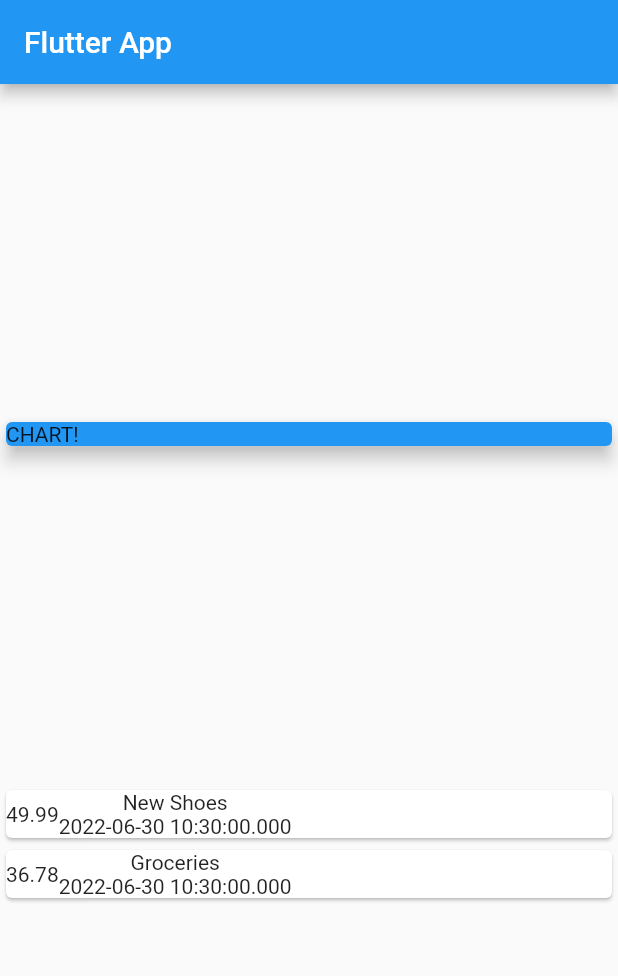
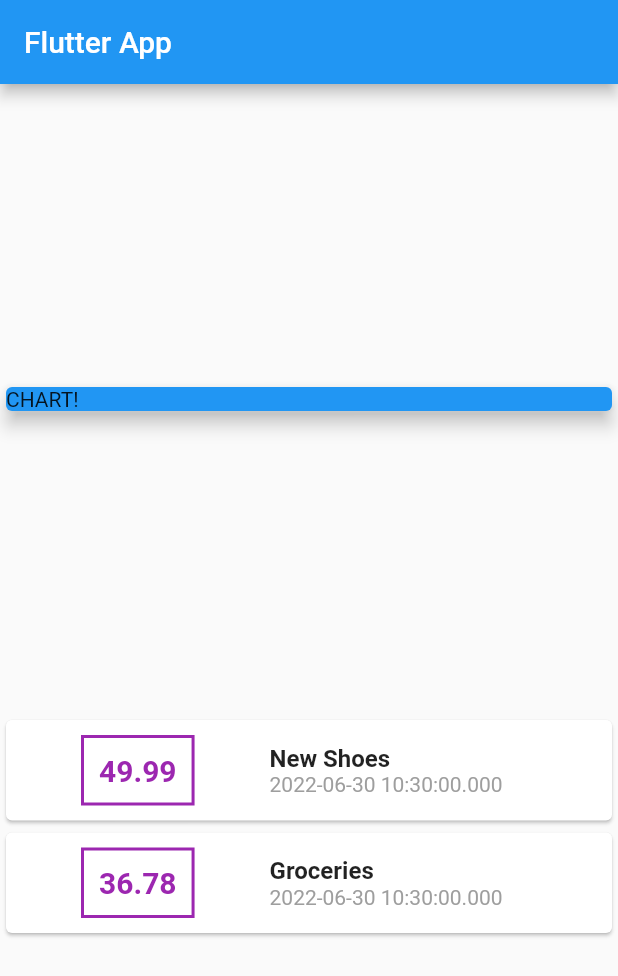
Before and after one commit to fmanana/flutter-course, a Flutter app: the screen it shows after launch, on a phone screen of 412 x 824 dp. Shown: the top 976 px of the screen. Run offline on Flutter 3.47's test engine with Material 2 defaults, Android fonts, the phone set to English and light mode, and no system bars.

Commit message:
Added styling to cards

```diff
--- a/expense_planner/lib/main.dart
+++ b/expense_planner/lib/main.dart
@@ -43,13 +43,40 @@ class MyHomePage extends StatelessWidget {
               return Card(
                 child: Row(
                   children: <Widget>[
-                    Container(
-                      child: Text(tx.amount.toString()),
+                    Container( // amount
+                      child: Text(
+                        tx.amount.toString(),
+                        style: TextStyle(
+                          color: Colors.purple,
+                          fontSize: 20,
+                          fontWeight: FontWeight.bold,
+                        ),
+                      ),
+                      margin: EdgeInsets.symmetric(vertical: 10, horizontal: 50),
+                      padding: EdgeInsets.all(10),
+                      decoration: BoxDecoration(
+                        border: Border.all(
+                          color: Colors.purple,
+                          width: 2
+                        )
+                      ),
                     ),
-                    Column(
+                    Column( // title & date
+                      crossAxisAlignment: CrossAxisAlignment.start,
                       children: <Widget>[
-                        Text(tx.title),
-                        Text(tx.date.toString())
+                        Text(
+                          tx.title,
+                          style: TextStyle(
+                            fontWeight: FontWeight.bold,
+                            fontSize: 16,
+                          ),
+                        ),
+                        Text(
+                          tx.date.toString(),
+                          style: TextStyle(
+                            color: Colors.grey,
+                          ),
+                        )
                       ],
                     )
                   ],
```
